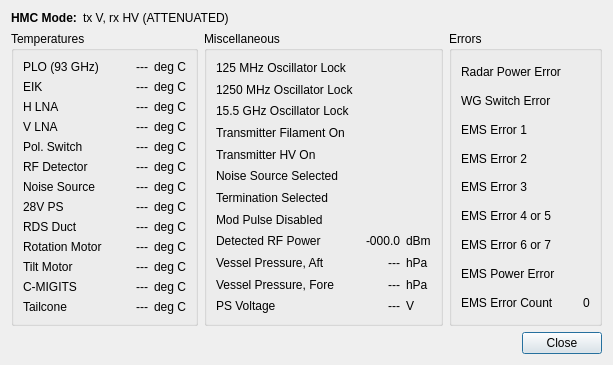
This is src/hcrgui/Pmc730Details.ui in NCAR/HCR_instrument as Qt 5 draws it before an edit. The edited form follows.
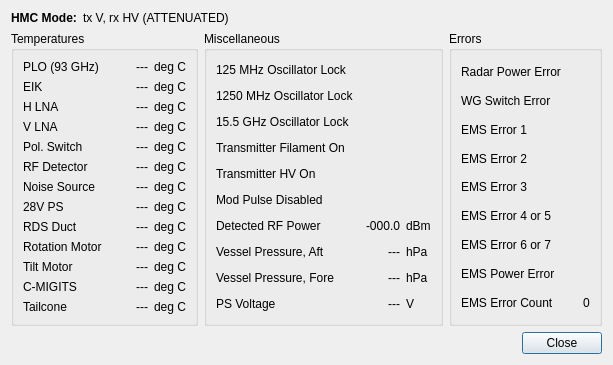
This is the edited form. Icons and pictures are not drawn.

Commit message: Remove references to "noise source selected" and "termination selected", since we no longer get data at the PMC-730 about them.

```diff
--- a/src/hcrgui/Pmc730Details.ui
+++ b/src/hcrgui/Pmc730Details.ui
@@ -7,7 +7,7 @@
     <x>0</x>
     <y>0</y>
     <width>613</width>
-    <height>352</height>
+    <height>347</height>
    </rect>
   </property>
   <property name="windowTitle">
@@ -439,7 +439,7 @@
          <string>Miscellaneous</string>
         </property>
         <layout class="QGridLayout" name="gridLayout_5">
-         <item row="15" column="2">
+         <item row="13" column="2">
           <widget class="QLabel" name="psVoltageLabel">
            <property name="sizePolicy">
             <sizepolicy hsizetype="MinimumExpanding" vsizetype="Preferred">
@@ -466,22 +466,6 @@
           </widget>
          </item>
          <item row="6" column="2">
-          <widget class="QLabel" name="termSelLabel">
-           <property name="sizePolicy">
-            <sizepolicy hsizetype="MinimumExpanding" vsizetype="Preferred">
-             <horstretch>0</horstretch>
-             <verstretch>0</verstretch>
-            </sizepolicy>
-           </property>
-           <property name="text">
-            <string>Termination Selected</string>
-           </property>
-           <property name="alignment">
-            <set>Qt::AlignLeading|Qt::AlignLeft|Qt::AlignVCenter</set>
-           </property>
-          </widget>
-         </item>
-         <item row="8" column="2">
           <widget class="QLabel" name="rfPowerLabel">
            <property name="sizePolicy">
             <sizepolicy hsizetype="MinimumExpanding" vsizetype="Preferred">
@@ -516,7 +500,7 @@
            </property>
           </widget>
          </item>
-         <item row="9" column="2">
+         <item row="7" column="2">
           <widget class="QLabel" name="vesselPresAftLabel">
            <property name="sizePolicy">
             <sizepolicy hsizetype="MinimumExpanding" vsizetype="Preferred">
@@ -564,20 +548,7 @@
            </property>
           </widget>
          </item>
-         <item row="6" column="3">
-          <widget class="QLabel" name="termSelIcon">
-           <property name="text">
-            <string/>
-           </property>
-           <property name="pixmap">
-            <pixmap resource="HcrGuiMainWindow.qrc">:/greenLED_off.png</pixmap>
-           </property>
-           <property name="alignment">
-            <set>Qt::AlignRight|Qt::AlignTrailing|Qt::AlignVCenter</set>
-           </property>
-          </widget>
-         </item>
-         <item row="9" column="3">
+         <item row="7" column="3">
           <widget class="QLabel" name="vesselPresAftValue">
            <property name="text">
             <string>---</string>
@@ -600,7 +571,7 @@
            </property>
           </widget>
          </item>
-         <item row="8" column="3">
+         <item row="6" column="3">
           <widget class="QLabel" name="rfPowerValue">
            <property name="minimumSize">
             <size>
@@ -616,7 +587,7 @@
            </property>
           </widget>
          </item>
-         <item row="10" column="2">
+         <item row="8" column="2">
           <widget class="QLabel" name="vesselPresForeLabel">
            <property name="sizePolicy">
             <sizepolicy hsizetype="MinimumExpanding" vsizetype="Preferred">
@@ -632,23 +603,7 @@
            </property>
           </widget>
          </item>
-         <item row="5" column="2">
-          <widget class="QLabel" name="noiseSourceSelLabel">
-           <property name="sizePolicy">
-            <sizepolicy hsizetype="MinimumExpanding" vsizetype="Preferred">
-             <horstretch>0</horstretch>
-             <verstretch>0</verstretch>
-            </sizepolicy>
-           </property>
-           <property name="text">
-            <string>Noise Source Selected</string>
-           </property>
-           <property name="alignment">
-            <set>Qt::AlignLeading|Qt::AlignLeft|Qt::AlignVCenter</set>
-           </property>
-          </widget>
-         </item>
-         <item row="10" column="3">
+         <item row="8" column="3">
           <widget class="QLabel" name="vesselPresForeValue">
            <property name="text">
             <string>---</string>
@@ -687,7 +642,7 @@
            </property>
           </widget>
          </item>
-         <item row="15" column="3">
+         <item row="13" column="3">
           <widget class="QLabel" name="psVoltageValue">
            <property name="text">
             <string>---</string>
@@ -720,7 +675,7 @@
            </property>
           </widget>
          </item>
-         <item row="7" column="2">
+         <item row="5" column="2">
           <widget class="QLabel" name="modPulseDisabledLabel">
            <property name="text">
             <string>Mod Pulse Disabled</string>
@@ -730,7 +685,7 @@
            </property>
           </widget>
          </item>
-         <item row="7" column="3">
+         <item row="5" column="3">
           <widget class="QLabel" name="modPulseDisabledIcon">
            <property name="text">
             <string/>
@@ -769,28 +724,28 @@
            </property>
           </widget>
          </item>
-         <item row="8" column="4">
+         <item row="6" column="4">
           <widget class="QLabel" name="rfPowerUnits">
            <property name="text">
             <string>dBm</string>
            </property>
           </widget>
          </item>
-         <item row="9" column="4">
+         <item row="7" column="4">
           <widget class="QLabel" name="vesselPresAftUnits">
            <property name="text">
             <string>hPa</string>
            </property>
           </widget>
          </item>
-         <item row="10" column="4">
+         <item row="8" column="4">
           <widget class="QLabel" name="vesselPresForeUnits">
            <property name="text">
             <string>hPa</string>
            </property>
           </widget>
          </item>
-         <item row="15" column="4">
+         <item row="13" column="4">
           <widget class="QLabel" name="label_4">
            <property name="text">
             <string>V</string>
```
Left out of the diff: 13 changed lines with no effect on the pictures. The commit also changes 4 other files.
